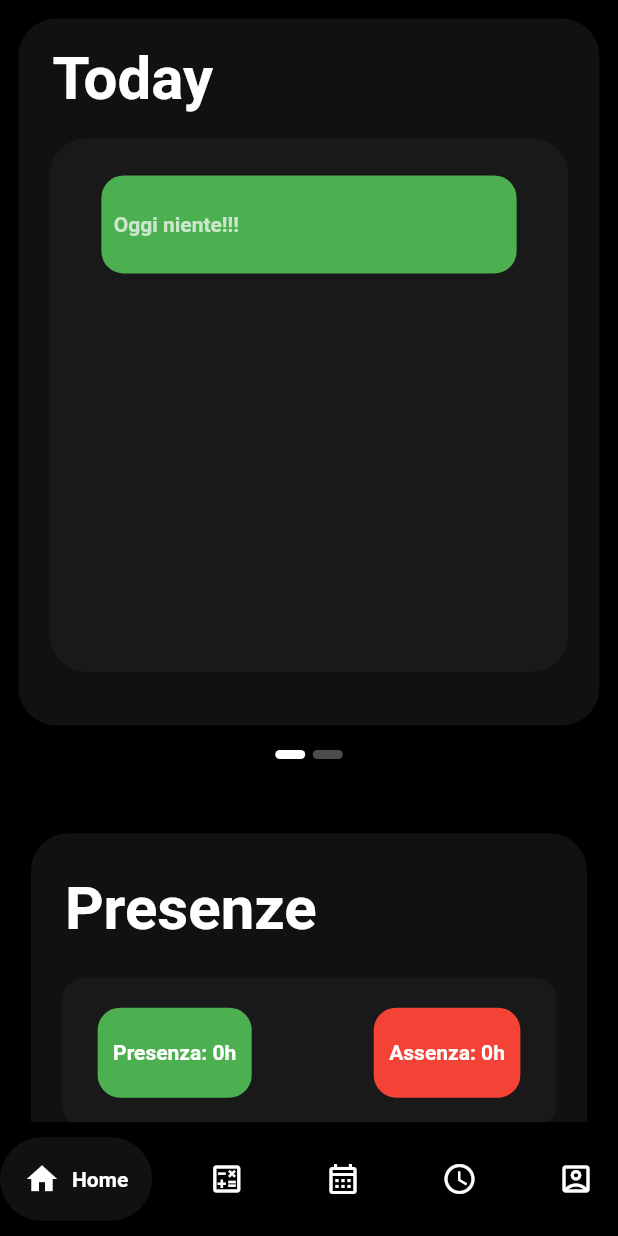
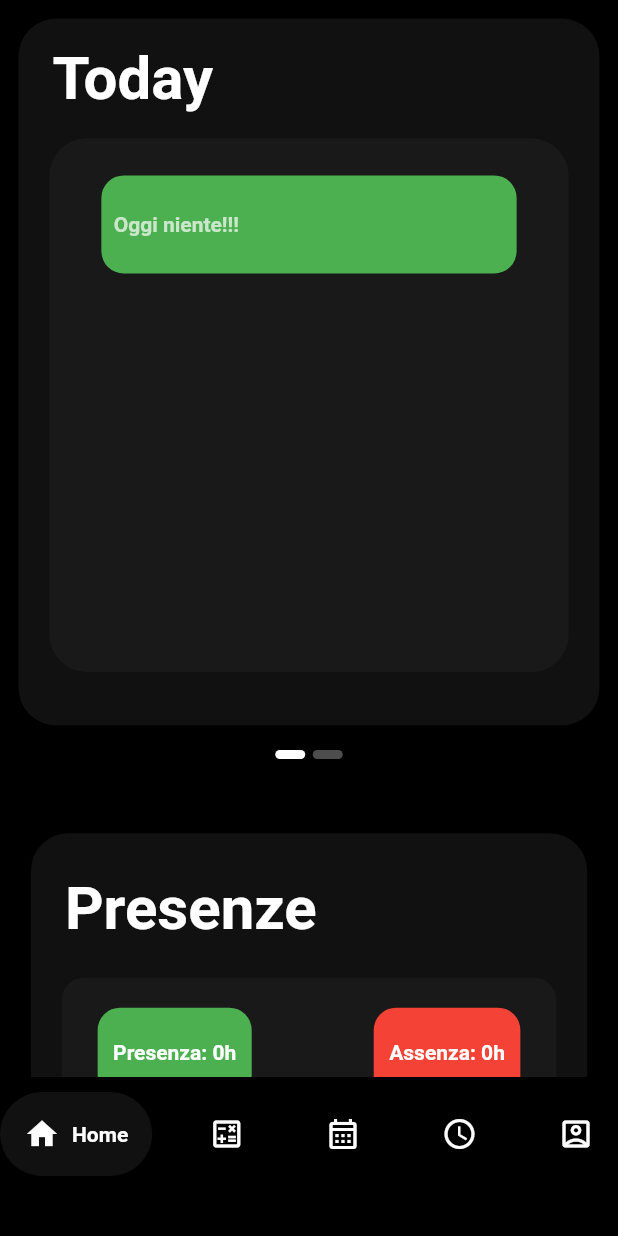
Before and after one commit to lorenzo-vecchio/app_registro_itsar, a Flutter app: the HomePage screen opened directly, on a phone screen of 412 x 824 dp. Run offline on Flutter 3.47's test engine with Material 2 defaults, Android fonts, the phone set to English and light mode, and no system bars; drawn by our look-alikes of carousel_indicator, carousel_slider, google_nav_bar; our stand-ins replace connectivity_plus, flutter_native_splash, flutter_secure_storage; missing offline and left inert: circular_seek_bar, flutter_neat_and_clean_calendar; accounts and stored records are empty; Roboto replaces fonts that are missing (Montserrat).

Commit message:
messa a posto ios

```diff
--- a/lib/homepage.dart
+++ b/lib/homepage.dart
@@ -1,4 +1,5 @@
 import 'package:flutter/material.dart';
+import 'package:flutter/services.dart';
 import 'package:google_nav_bar/google_nav_bar.dart';
 import 'package:prova_registro/pages/home.dart';
 import 'package:prova_registro/pages/calendario.dart';
@@ -26,17 +27,18 @@ class _HomePageState extends State<HomePage> {
   @override
   Widget build(BuildContext context) {
     return Scaffold(
-      body: _pages[_selectedIndex],
+      body: AnnotatedRegion<SystemUiOverlayStyle>(
+          value: SystemUiOverlayStyle.light, child: _pages[_selectedIndex]),
       bottomNavigationBar: Container(
         color: Colors.black,
         child: Padding(
-          padding: const EdgeInsets.symmetric(vertical: 10),
+          padding: const EdgeInsets.fromLTRB(0, 10, 0, 40),
           child: GNav(
             backgroundColor: Colors.black,
             color: Colors.white,
             activeColor: Colors.white,
             tabBackgroundColor: Colors.grey.shade900.withOpacity(0.50),
-            padding: const EdgeInsets.all(16),
+            padding: const EdgeInsets.fromLTRB(16, 16, 16, 16),
             gap: 8,
             tabs: const [
               GButton(icon: Icons.home, text: 'Home'),
--- a/lib/main.dart
+++ b/lib/main.dart
@@ -1,4 +1,5 @@
 import 'package:flutter/material.dart';
+import 'package:flutter/services.dart';
 import 'package:flutter_native_splash/flutter_native_splash.dart';
 import 'package:flutter_secure_storage/flutter_secure_storage.dart';
 import 'package:connectivity_plus/connectivity_plus.dart';
```
Also changed, not shown: 7 other files.
